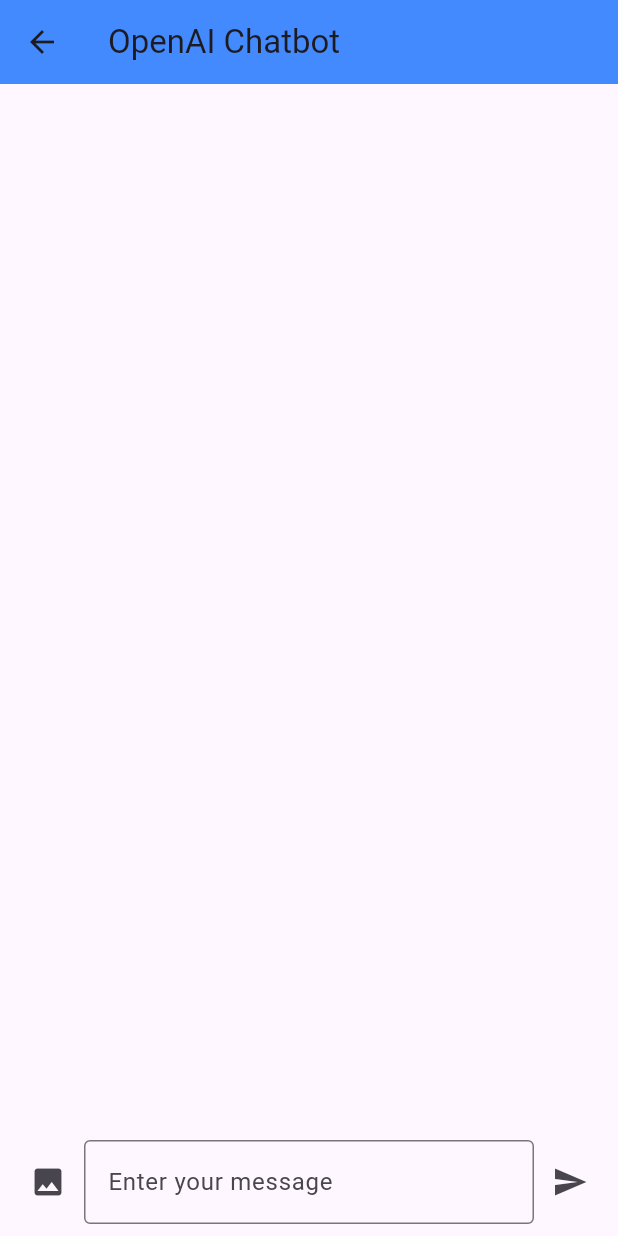
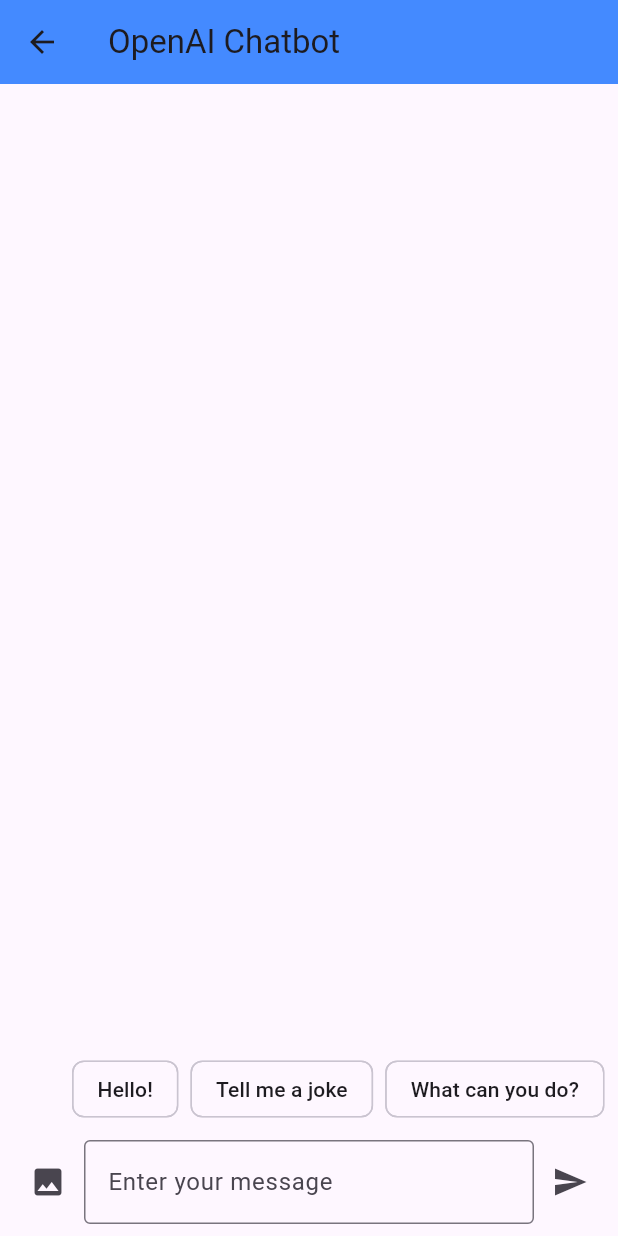
Before and after one commit to ArtemDolhyi/Gemeni_Hack_Flutter, a Flutter app: the ChatScreen screen opened directly, after a tap on the "image" icon, on a phone screen of 412 x 824 dp. Run offline on Flutter 3.47's test engine with Material 3 defaults, Android fonts, the phone set to English and light mode, and no system bars; our stand-ins replace image_picker.

Commit message:
Added quick phrases to chat with Bot

```diff
--- a/lib/chat_model.dart
+++ b/lib/chat_model.dart
@@ -8,11 +8,15 @@ class ChatModel with ChangeNotifier {
   final String apiKey;
   List<Map<String, String>> _messages = [];
   bool _isTyping = false;
+  List<String> _quickReplies = ["Hello!", "Tell me a joke", "What can you do?"]; // Initial quick replies
 
   ChatModel({required this.apiKey});
 
   List<Map<String, String>> get messages => _messages;
   bool get isTyping => _isTyping;
+
+  // Add this getter for quickReplies
+  List<String> get quickReplies => _quickReplies;
 
   Future<void> sendMessage(String message) async {
     _addMessage({"role": "user", "content": message});
@@ -24,7 +28,12 @@ class ChatModel with ChangeNotifier {
 
     if (response != null) {
       _addMessage({"role": "bot", "content": response});
+      _updateQuickReplies(response); // Update quick replies based on the bot's response
     }
+  }
+
+  Future<void> sendQuickReply(String reply) async {
+    sendMessage(reply);
   }
 
   Future<String?> _sendRequestToOpenAI(String prompt) async {
@@ -57,16 +66,28 @@ class ChatModel with ChangeNotifier {
     }
   }
 
+  void _updateQuickReplies(String botResponse) {
+    // Example logic to update quick replies based on bot's response.
+    // It's a shit, we should implement better solution. Right now it's just a placeholder
+    if (botResponse.contains("joke")) {
+      _quickReplies = ["Another joke?", "Tell me more", "Thanks!"];
+    } else if (botResponse.contains("?")) {
+      _quickReplies = ["Teel me about Roman Empire?", "What can you do?", "Thanks!"];
+    } else {
+      _quickReplies = ["Hello!", "Tell me a joke", "What can you do?"];
+    }
+    notifyListeners();
+  }
+
   Future<void> sendImage() async {
     final picker = ImagePicker();
-    final pickedFile = await picker.pickImage(source: ImageSource.gallery); // Use `pickImage` instead of `getImage`
+    final pickedFile = await picker.pickImage(source: ImageSource.gallery);
 
     if (pickedFile != null) {
       _addMessage({"role": "user", "content": "[Image]", "imagePath": pickedFile.path});
 
-      // Simulate bot response after sending the image
       Future.delayed(Duration(seconds: 2), () {
-        _addMessage({"role": "bot", "content": "Nice image! How can I assist you further?"});
+        _addMessage({"role": "bot", "content": "Nice image! I'm using OpenAI API, so I can't assist you further with this image. When we will migrate to Gemini than I will be able to read it and understand it's content. In the mean time I can tell you some intresting facts about Roman Empire. Would you want to hear about it?"});
       });
     }
   }
--- a/lib/chat_screen.dart
+++ b/lib/chat_screen.dart
@@ -84,7 +84,28 @@ class ChatScreen extends StatelessWidget {
           ),
           Padding(
             padding: const EdgeInsets.all(8.0),
-            child: Row(
+            child: Consumer<ChatModel>(
+              builder: (context, chatModel, child) {
+                return Column(
+                  crossAxisAlignment: CrossAxisAlignment.start,
+                  children: [
+                    // Padding added to align quick replies with input line
+                    Padding(
+                      padding: const EdgeInsets.only(left: 40.0),  // Adjust this value as needed
+                      child: Wrap(
+                        spacing: 8.0,
+                        children: chatModel.quickReplies.map((reply) {
+                          return ActionChip(
+                            label: Text(reply),
+                            onPressed: () {
+                              Provider.of<ChatModel>(context, listen: false).sendQuickReply(reply);
+                            },
+                          );
+                        }).toList(),
+                      ),
+                    ),
+                    SizedBox(height: 10),
+                    Row(
                       children: [
                         IconButton(
                           icon: Icon(Icons.image),
@@ -106,6 +127,10 @@ class ChatScreen extends StatelessWidget {
                         ),
                       ],
                     ),
+                  ],
+                );
+              },
+            ),
           ),
         ],
       ),
--- a/lib/main.dart
+++ b/lib/main.dart
@@ -3,7 +3,7 @@ import 'package:provider/provider.dart';
 import 'chat_model.dart';
 import 'intro_screen.dart';
 
-const String openAIAPIKey = '';
+const String openAIAPIKey = 'YOUR_OPENAI_API_KEY'; // Add your OpenAI API key here
 
 void main() {
   runApp(MyApp());
```
Lines whose indentation alone changed are shown as unchanged.
